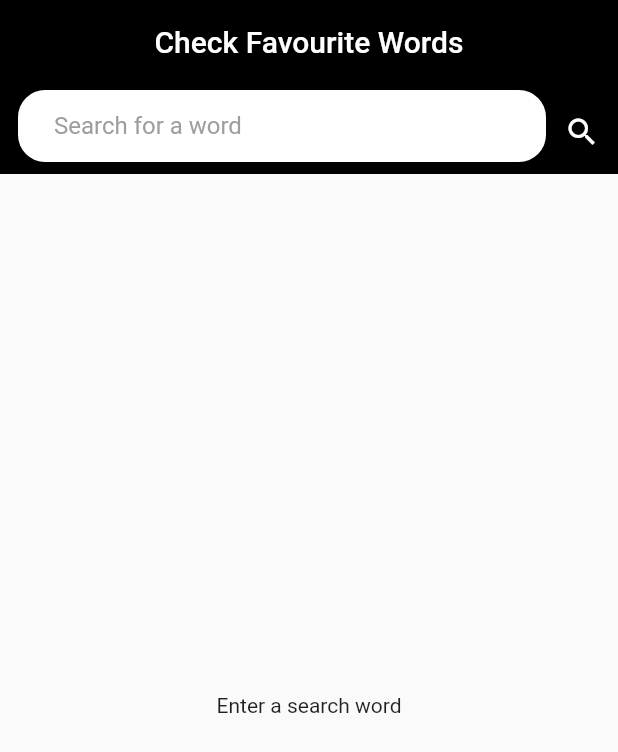
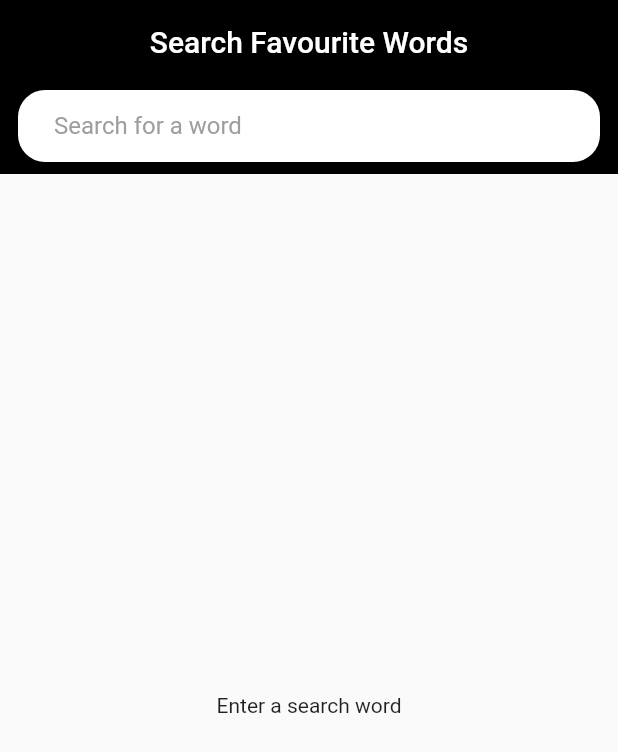
Before and after one commit to kutigbolahan/Dictionary, a Flutter app: the screen it shows after launch, on a phone screen of 412 x 824 dp. Shown: the top 752 px of the screen. Run offline on Flutter 3.47's test engine with Material 2 defaults, Android fonts, the phone set to English and light mode, and no system bars; our stand-ins replace flutter_spinkit.

Commit message:
Changes to be committed:

```diff
--- a/lib/view/homepage.dart
+++ b/lib/view/homepage.dart
@@ -5,6 +5,7 @@ import 'package:flutter/material.dart';
 
 import 'package:http/http.dart' as http;
 import 'package:http/http.dart';
+import 'package:flutter_spinkit/flutter_spinkit.dart';
 
 class HomePage extends StatefulWidget {
   HomePage({Key key}) : super(key: key);
@@ -47,7 +48,7 @@ class _HomePageState extends State<HomePage> {
         elevation: 0.0,
         title: Center(
             child: Text(
-          'Check Favourite Words',
+          'Search Favourite Words',
           style: TextStyle(color: Colors.white),
         )),
         bottom: PreferredSize(
@@ -56,7 +57,7 @@ class _HomePageState extends State<HomePage> {
             children: <Widget>[
               Expanded(
                 child: Container(
-                  margin: const EdgeInsets.only(left: 12, bottom: 8),
+                  margin: const EdgeInsets.only(left: 12, bottom: 8,right: 12),
                   decoration: BoxDecoration(
                       color: Colors.white,
                       borderRadius: BorderRadius.circular(18)),
@@ -71,17 +72,17 @@ class _HomePageState extends State<HomePage> {
                     decoration: InputDecoration(
                         hintText: 'Search for a word',
                         hintStyle: TextStyle(color: Colors.grey),
-                        contentPadding: const EdgeInsets.only(left: 24),
+                        contentPadding: const EdgeInsets.only(left: 24,right: 24),
                         border: InputBorder.none),
                   ),
                 ),
               ),
-              IconButton(
-                  icon: Icon(
-                    Icons.search,
-                    color: Colors.white,
-                  ),
-                  onPressed: () => _search())
+              // IconButton(
+              //     icon: Icon(
+              //       Icons.search,
+              //       color: Colors.white,
+              //     ),
+              //     onPressed: () => _search())
             ],
           ),
         ),
@@ -98,7 +99,10 @@ class _HomePageState extends State<HomePage> {
             }
             if (snapshot.data == 'waiting') {
               return Center(
-                child: CircularProgressIndicator(),
+                child: SpinKitFoldingCube(
+          color: Colors.black,
+          size: 100,
+        ),
               );
             }
             return ListView.builder(
@@ -112,7 +116,9 @@ class _HomePageState extends State<HomePage> {
                    leading:snapshot.data['definitions'][index]['image_url']==null? null: CircleAvatar(
                      backgroundImage: NetworkImage(snapshot.data['definitions'][index]['image_url']),
                    ),
-                   title: Text(_controller.text.trim() + '(' + snapshot.data['definitions'][index]['type']+ ')'),
+                   title: Text(_controller.text.trim() + '(' + snapshot.data['definitions'][index]['type']+ ')')
+
+
                         ),
                       ),
                       Padding(
--- a/pubspec.yaml
+++ b/pubspec.yaml
@@ -23,7 +23,8 @@ dependencies:
   # The following adds the Cupertino Icons font to your application.
   # Use with the CupertinoIcons class for iOS style icons.
   cupertino_icons: ^0.1.2
-  http:
+  http: ^0.12.0+4
+  flutter_spinkit: "^4.1.2"
 
 dev_dependencies:
   flutter_test:
```
Also changed, not shown: pubspec.lock.
